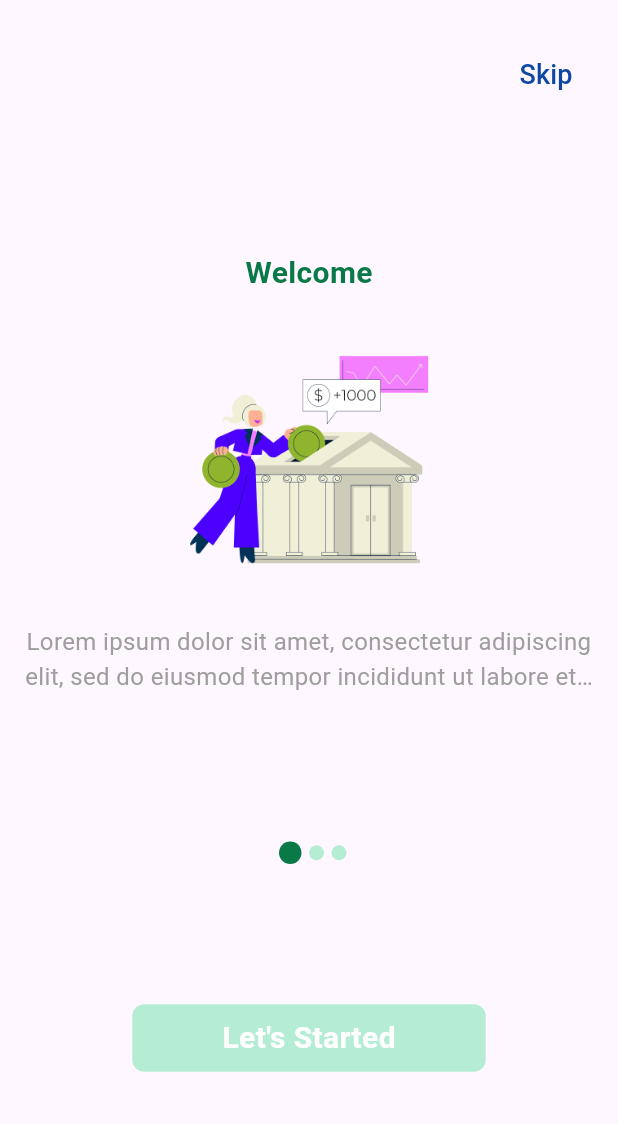
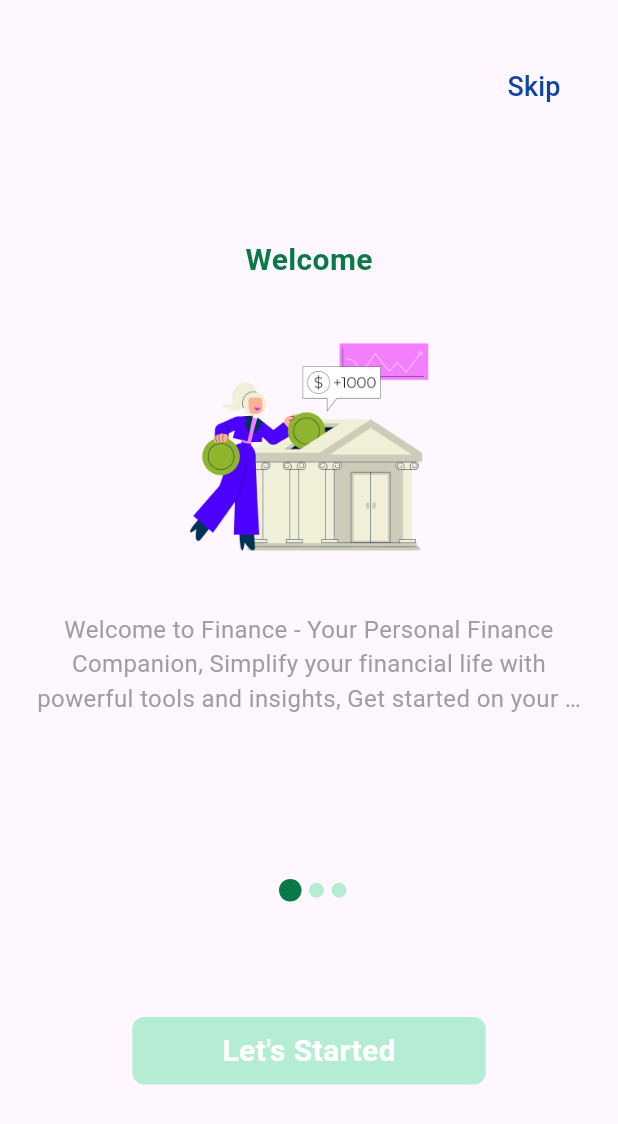
Before and after one commit to MahmoudElsayedJrr/finance_app, a Flutter app: the screen it shows after launch, on a phone screen of 412 x 824 dp. Shown: the top 1124 px of the screen. Run offline on Flutter 3.47's test engine with Material 3 defaults, Android fonts, the phone set to English and light mode, and no system bars; our stand-ins replace bloc, flutter_bloc, hive, hive_flutter, shared_preferences, table_calendar; accounts and stored records are empty.

Commit message:
solve some issues + add apk to repo

```diff
--- a/lib/main.dart
+++ b/lib/main.dart
@@ -33,12 +33,12 @@ class MyApp extends StatelessWidget {
         builder: (context, box, child) {
           var darkmood = box.get('darkMode', defaultValue: false);
           return MaterialApp(
-            debugShowCheckedModeBanner: false,
-            title: 'Finance',
-            themeMode: darkmood ? ThemeMode.dark : ThemeMode.light,
-            darkTheme: ThemeData.dark(useMaterial3: true),
-            home: username != null ? HomePage() : OnBoardingScreen(),
-          );
+              debugShowCheckedModeBanner: false,
+              title: 'Finance',
+              themeMode: darkmood ? ThemeMode.dark : ThemeMode.light,
+              darkTheme: ThemeData.dark(useMaterial3: true),
+              home: /* username != null ? HomePage() : OnBoardingScreen() */
+                  OnBoardingScreen());
         },
       ),
     );
--- a/lib/presentation/HomePage/HomePage.dart
+++ b/lib/presentation/HomePage/HomePage.dart
@@ -57,7 +57,8 @@ class _HomePageState extends State<HomePage> {
           ),
           body: BlocBuilder<FetchDataCubit, FetchDataState>(
             builder: (context, state) {
-              List<FinanceModel> list = cubit.financeData.reversed.toList();
+              List<FinanceModel> list =
+                  cubit.TodayfinanceData.reversed.toList();
               return state is FetchDataLoading
                   ? Center(
                       child: CircularProgressIndicator(color: kPrimaryGreen))
@@ -73,7 +74,7 @@ class _HomePageState extends State<HomePage> {
                               SizedBox(height: 10),
                               currancyContainer(
                                   secondryColor: kSeconderyRed,
-                                  title: 'Todey',
+                                  title: 'Today',
                                   price: cubit.TodayBalance),
                               SizedBox(height: 30),
                               Row(
--- a/lib/presentation/HomePage/currancyContainer.dart
+++ b/lib/presentation/HomePage/currancyContainer.dart
@@ -38,7 +38,7 @@ class currancyContainer extends StatelessWidget {
                     ),
                     SizedBox(height: 3),
                     Text(
-                      '${NumberFormat.compactCurrency(decimalDigits: 2, symbol: 'EGP ').format(price).toString()}',
+                      '${NumberFormat.compactCurrency(decimalDigits: 2, symbol: ' EGP ').format(price).toString()}',
                       style: TextStyle(fontSize: 35, color: KWhiteColor),
                     ),
                   ],
--- a/lib/presentation/onBordingScreens/PageItems.dart
+++ b/lib/presentation/onBordingScreens/PageItems.dart
@@ -25,7 +25,7 @@ class PageItem extends StatelessWidget {
         ),
         SizedBox(height: 10),
         Text(subtitle,
-            maxLines: 2,
+            maxLines: 3,
             textAlign: TextAlign.center,
             overflow: TextOverflow.ellipsis,
             style: TextStyle(
--- a/lib/presentation/onBordingScreens/onBoardingScreen.dart
+++ b/lib/presentation/onBordingScreens/onBoardingScreen.dart
@@ -2,7 +2,9 @@ import 'package:finance_application/core/ColorsConstants.dart';
 import 'package:finance_application/presentation/onBordingScreens/PageItems.dart';
 import 'package:finance_application/presentation/onBordingScreens/YouName.dart';
 import 'package:finance_application/presentation/onBordingScreens/dotIndicator.dart';
+import 'package:flutter/cupertino.dart';
 import 'package:flutter/material.dart';
+import 'package:flutter/widgets.dart';
 
 class OnBoardingScreen extends StatefulWidget {
   const OnBoardingScreen({super.key});
@@ -16,20 +18,27 @@ class _OnBoardingScreenState extends State<OnBoardingScreen> {
   PageController _pageController = PageController();
   List<PageItem> items = [
     PageItem(
-        title: 'Welcome', subtitle: lorem, img: 'assets/images/finance1.png'),
+        title: 'Welcome',
+        subtitle:
+            'Welcome to Finance - Your Personal Finance Companion, Simplify your financial life with powerful tools and insights, Get started on your journey to financial freedom today!',
+        img: 'assets/images/finance1.png'),
     PageItem(
-        title: 'Finance App',
-        subtitle: lorem,
+        title: 'Track Expenses',
+        subtitle:
+            'Easily track all your expenses in one place, Stay on top of your spending with real-time updates, Gain insights into your spending habits and make informed decisions.',
         img: 'assets/images/finance2.png'),
     PageItem(
-        title: 'Finally', subtitle: lorem, img: 'assets/images/finance3.png'),
+        title: 'Get Started',
+        subtitle:
+            'Ready to take control of your finances?, Sign up now and start your journey to financial wellness, Join thousands of satisfied users and transform your financial future.',
+        img: 'assets/images/finance3.png'),
   ];
   @override
   Widget build(BuildContext context) {
     return Scaffold(
       body: SafeArea(
           child: Padding(
-        padding: EdgeInsets.all(16),
+        padding: EdgeInsets.all(24),
         child: Column(
           children: [
             SizedBox(height: 10),
@@ -48,7 +57,7 @@ class _OnBoardingScreenState extends State<OnBoardingScreen> {
             ),
             Spacer(),
             SizedBox(
-              height: 300,
+              height: 350,
               child: PageView.builder(
                 onPageChanged: (value) {
                   setState(() {
```
Also changed, not shown: lib/presentation/HomePage/All_Activity/see_all_activity.dart (+29 -9 lines), lib/presentation/HomePage/plus_and_minus_page/plus_page.dart (+12 -5 lines), 1 other file.
